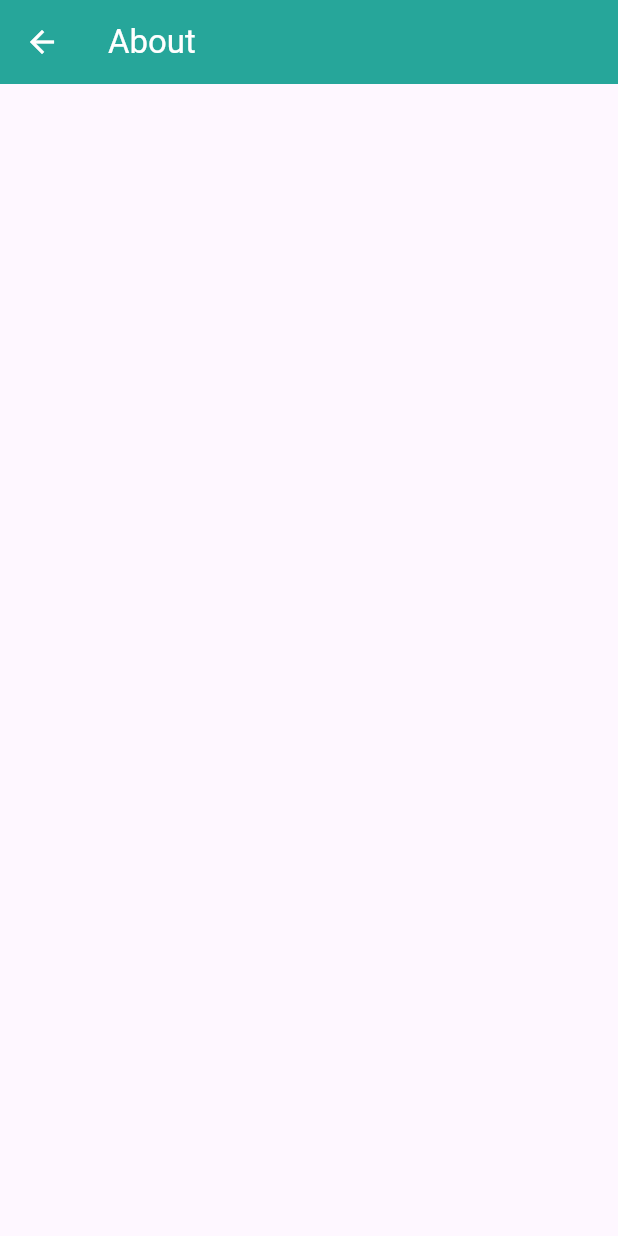
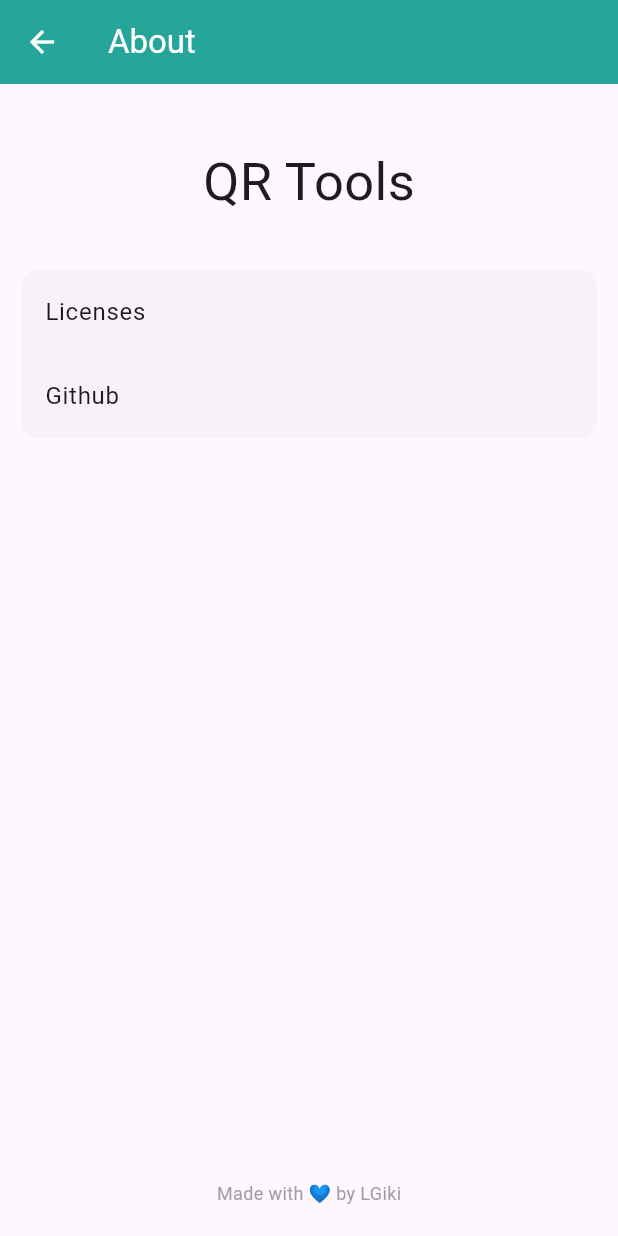
Before and after one commit to LGiki/qr-tools, a Flutter app: the AboutPage screen opened by its route, on a phone screen of 412 x 824 dp. Run offline on Flutter 3.47's test engine with Material 2 defaults, Android fonts, the light colour scheme and no system bars; our stand-ins replace flutter_colorpicker, image_picker, package_info_plus, qr_flutter; missing offline and left inert: mobile_scanner.

Commit message:
Complete about page

```diff
--- a/lib/pages/about.dart
+++ b/lib/pages/about.dart
@@ -1,26 +1,104 @@
 import 'package:flutter/material.dart';
 import 'package:flutter/services.dart';
+import 'package:package_info_plus/package_info_plus.dart';
+import 'package:qr_tools/utils/url.dart';
 
 class AboutPage extends StatelessWidget {
   const AboutPage({Key? key}) : super(key: key);
 
   static const routeName = '/about';
 
+  _showLicensePage(BuildContext context) async {
+    final navigator = Navigator.of(context);
+    PackageInfo packageInfo = await PackageInfo.fromPlatform();
+    String version = packageInfo.version;
+    navigator.push(
+      MaterialPageRoute<void>(
+        builder: (context) => Theme(
+          data: ThemeData(
+            appBarTheme: AppBarTheme(
+              systemOverlayStyle: SystemUiOverlayStyle(
+                  statusBarColor: Colors.teal[400],
+                  statusBarIconBrightness: Brightness.light,
+                  statusBarBrightness: Brightness.dark),
+              backgroundColor: Colors.teal[400],
+              foregroundColor: Colors.white,
+            ),
+          ),
+          child: LicensePage(
+            applicationVersion: "Version $version",
+            applicationLegalese:
+                'Made with 💙 by LGiki\nhttps://github.com/LGiki/qr-tools',
+          ),
+        ),
+      ),
+    );
+  }
+
   @override
   Widget build(BuildContext context) {
     return Scaffold(
       appBar: AppBar(
         systemOverlayStyle: SystemUiOverlayStyle(
-          statusBarColor: Colors.teal[400],
-          statusBarIconBrightness: Brightness.light,
-          statusBarBrightness: Brightness.dark
-        ),
+            statusBarColor: Colors.teal[400],
+            statusBarIconBrightness: Brightness.light,
+            statusBarBrightness: Brightness.dark),
         backgroundColor: Colors.teal[400],
         foregroundColor: Colors.white,
         title: const Text('About'),
       ),
-      body: ListView(
-
+      body: Padding(
+        padding: const EdgeInsets.all(10),
+        child: Column(
+          mainAxisSize: MainAxisSize.min,
+          crossAxisAlignment: CrossAxisAlignment.start,
+          children: <Widget>[
+            const Padding(
+              padding: EdgeInsets.only(top: 30, bottom: 30),
+              child: Center(
+                child: Text(
+                  'QR Tools',
+                  style: TextStyle(
+                    fontSize: 35,
+                  ),
+                ),
+              ),
+            ),
+            Card(
+              elevation: 0,
+              clipBehavior: Clip.antiAlias,
+              child: Column(
+                children: <Widget>[
+                  ListTile(
+                    title: const Text('Licenses'),
+                    onTap: () {
+                      _showLicensePage(context);
+                    },
+                  ),
+                  ListTile(
+                    title: const Text('Github'),
+                    onTap: () {
+                      Url.launchURL('https://github.com/LGiki/qr-tools');
+                    },
+                  ),
+                ],
+              ),
+            ),
+            const Spacer(),
+            const Padding(
+              padding: EdgeInsets.only(bottom: 10),
+              child: Center(
+                child: Text(
+                  'Made with 💙 by LGiki',
+                  style: TextStyle(
+                    color: Colors.grey,
+                    fontSize: 12,
+                  ),
+                ),
+              ),
+            ),
+          ],
+        ),
       ),
     );
   }
```
